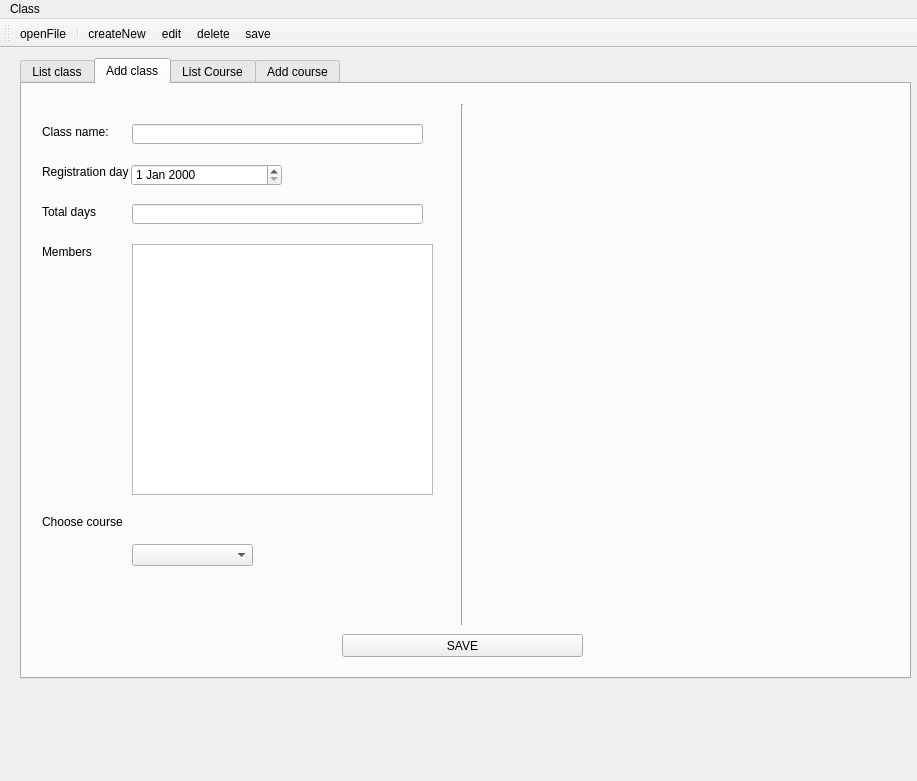
Old version of the form [QT]English_course/myclass.ui in the repository ndaonguyen/QT_EnglishCourse.
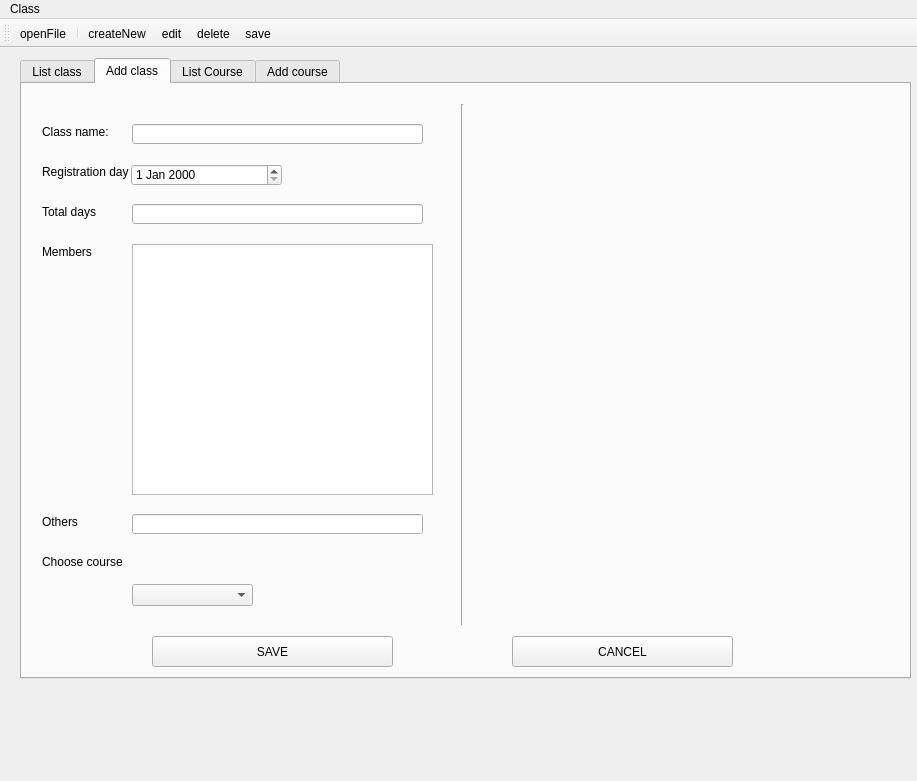
New version of the form. Icons and pictures are not drawn.

Commit message: [Class] add class done

Diff of the .ui file:
```diff
--- a/[QT]English_course/myclass.ui
+++ b/[QT]English_course/myclass.ui
@@ -160,7 +160,7 @@
       <property name="geometry">
        <rect>
         <x>20</x>
-        <y>430</y>
+        <y>470</y>
         <width>91</width>
         <height>16</height>
        </rect>
@@ -173,7 +173,7 @@
       <property name="geometry">
        <rect>
         <x>110</x>
-        <y>460</y>
+        <y>500</y>
         <width>121</width>
         <height>22</height>
        </rect>
@@ -193,7 +193,7 @@
       <property name="geometry">
        <rect>
         <x>110</x>
-        <y>430</y>
+        <y>470</y>
         <width>251</width>
         <height>16</height>
        </rect>
@@ -239,10 +239,10 @@
      <widget class="QPushButton" name="pushButton_2">
       <property name="geometry">
        <rect>
-        <x>320</x>
-        <y>550</y>
+        <x>130</x>
+        <y>552</y>
         <width>241</width>
-        <height>23</height>
+        <height>31</height>
        </rect>
       </property>
       <property name="text">
@@ -263,6 +263,46 @@
        </rect>
       </property>
      </widget>
+     <widget class="QLabel" name="otherLabel">
+      <property name="geometry">
+       <rect>
+        <x>20</x>
+        <y>430</y>
+        <width>91</width>
+        <height>16</height>
+       </rect>
+      </property>
+      <property name="text">
+       <string>Others</string>
+      </property>
+     </widget>
+     <widget class="QLineEdit" name="otherLineEdit">
+      <property name="geometry">
+       <rect>
+        <x>110</x>
+        <y>430</y>
+        <width>291</width>
+        <height>20</height>
+       </rect>
+      </property>
+     </widget>
+     <widget class="QPushButton" name="cancelButton">
+      <property name="geometry">
+       <rect>
+        <x>490</x>
+        <y>552</y>
+        <width>221</width>
+        <height>31</height>
+       </rect>
+      </property>
+      <property name="text">
+       <string>CANCEL</string>
+      </property>
+      <property name="icon">
+       <iconset resource="myclass.qrc">
+        <normaloff>:/MyClass/Resources/cancel_icon.png</normaloff>:/MyClass/Resources/cancel_icon.png</iconset>
+      </property>
+     </widget>
     </widget>
     <widget class="QWidget" name="listCourseTab">
      <attribute name="title">
```
Left out of the diff: 33 changed lines with no effect on the pictures. The commit also changes 6 other files.
